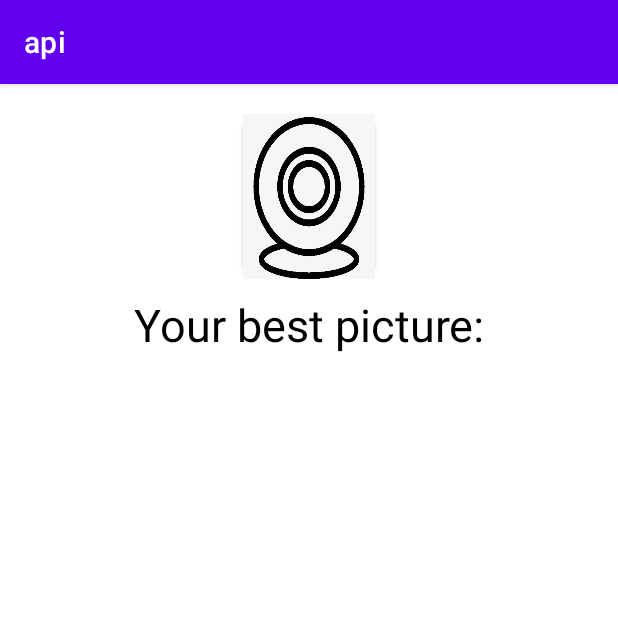
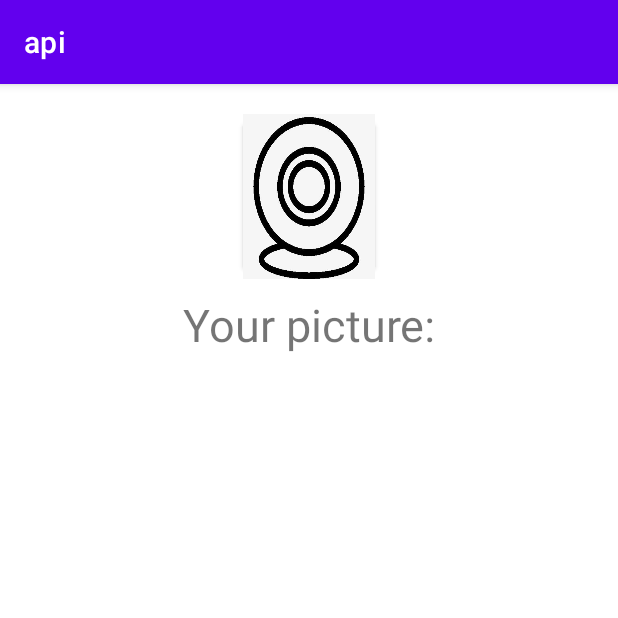
Before and after one commit to xzhan215/cs441_APIs, an Android app: the screen it shows after launch (MainActivity), on a phone screen of 412 x 824 dp, the top half of it. Run offline under Robolectric (Android 15) with nearby library versions, the phone set to English and light mode, and no system bars.

Commit message:
some small changes

```diff
--- a/api/app/src/main/res/layout/activity_main.xml
+++ b/api/app/src/main/res/layout/activity_main.xml
@@ -5,6 +5,7 @@
     android:layout_width="match_parent"
     android:layout_height="match_parent"
     android:orientation="vertical"
+
     tools:context=".MainActivity">
 
     <Button
@@ -19,13 +20,12 @@
         android:id="@+id/textView2"
         android:layout_width="match_parent"
         android:layout_height="50dp"
-        android:text="Your best picture:"
-        android:textAlignment="center"
-        android:textColor="@color/black"
-        android:textSize="30sp"
         android:layout_gravity="center_horizontal"
         android:layout_marginTop="10dp"
-        android:gravity="center_horizontal" />
+        android:gravity="center_horizontal"
+        android:text="Your picture:"
+        android:textAlignment="center"
+        android:textSize="30sp" />
 
     <ImageView
         android:id="@+id/imageView"
```
